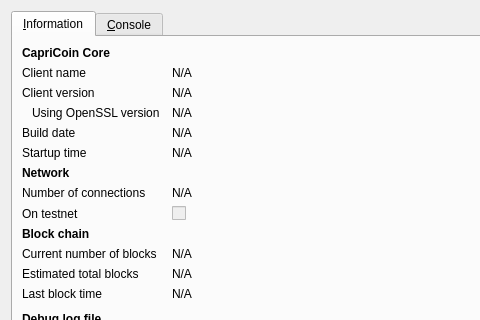
Above: src/qt/forms/rpcconsole.ui from Capricoinofficial/Capricoin before the change; both pictures show x 0 to 480 and y 0 to 320 of the 740 by 450 pixel window. Below: the same form after it.
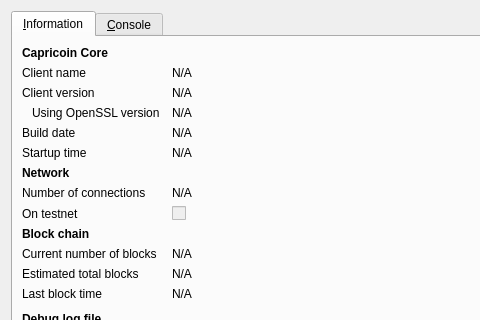
That is the form after the change. Icons and pictures are not drawn.

What changed in the file:
```diff
--- a/src/qt/forms/rpcconsole.ui
+++ b/src/qt/forms/rpcconsole.ui
@@ -36,7 +36,7 @@
           </font>
          </property>
          <property name="text">
-          <string>CapriCoin Core</string>
+          <string>Capricoin Core</string>
          </property>
         </widget>
        </item>
```
Left out of the diff: 6 changed lines with no effect on the pictures.
